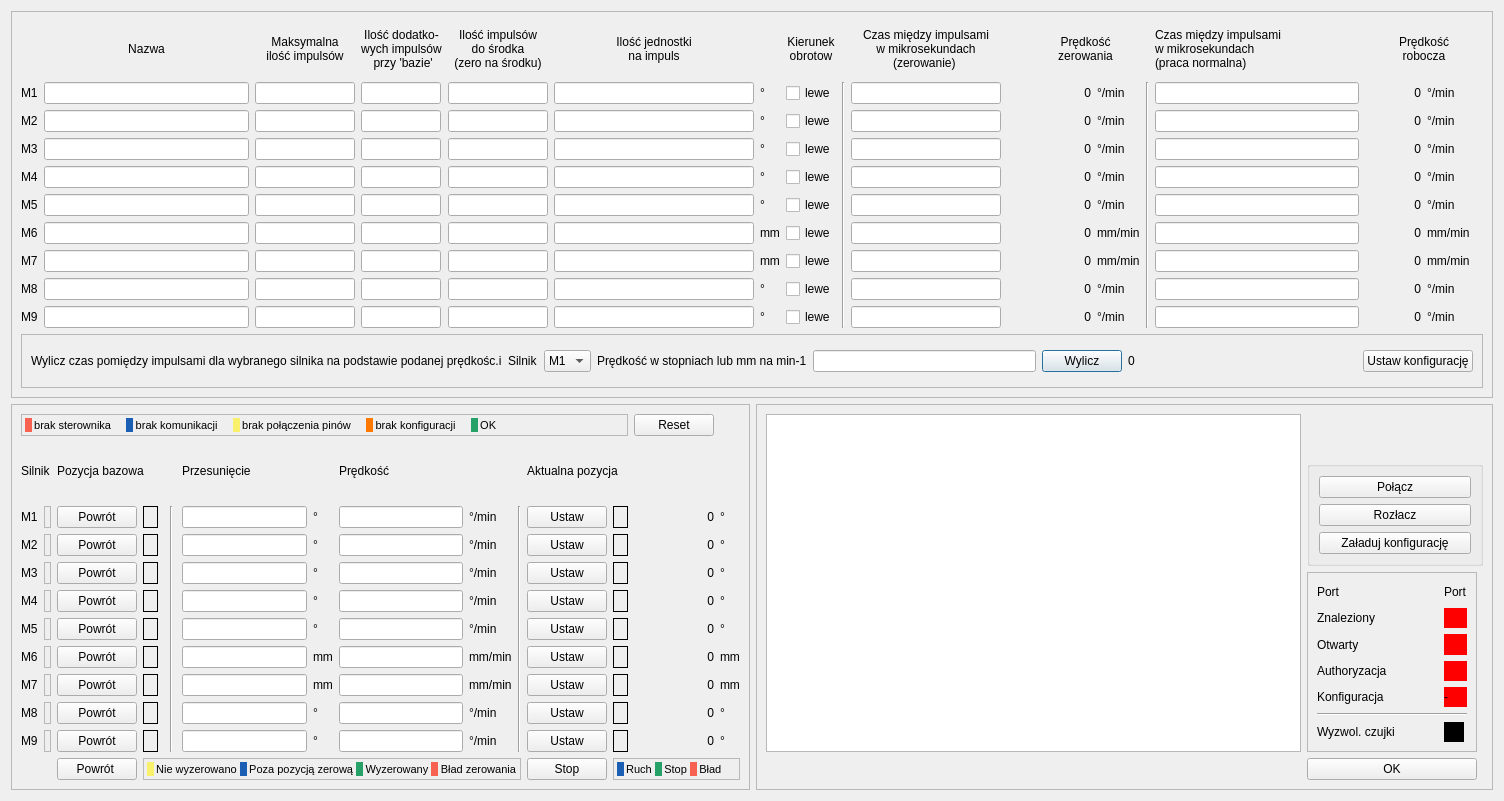
First picture: the form in CzujkiLinioweApp/teststerownikadlg.ui, repository wiacekmarcin/CzujkiLiniowe, before the edit.
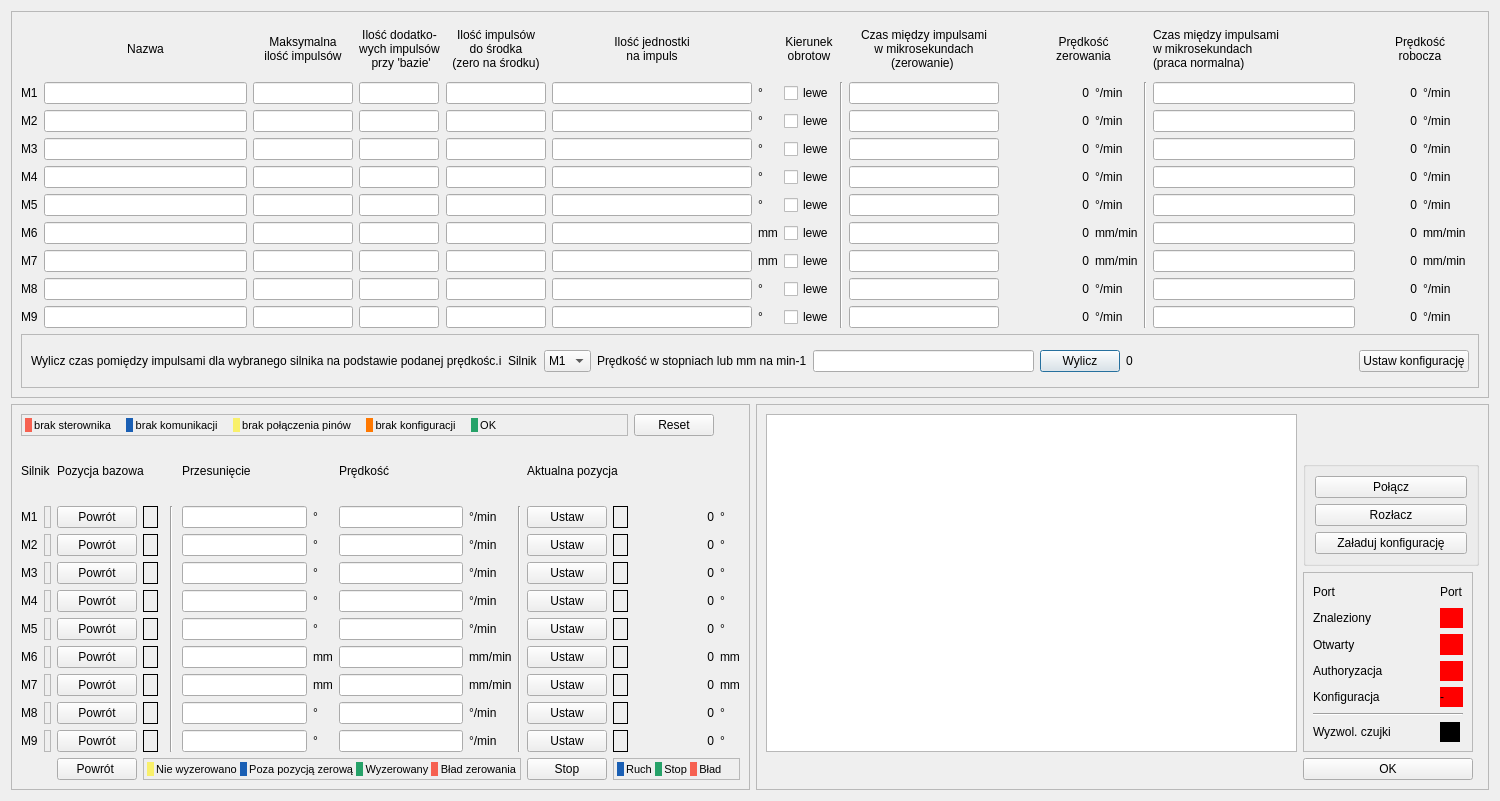
Second picture: the form after the edit.

Patch:
```diff
--- a/CzujkiLinioweApp/teststerownikadlg.ui
+++ b/CzujkiLinioweApp/teststerownikadlg.ui
@@ -6,10 +6,22 @@
    <rect>
     <x>0</x>
     <y>0</y>
-    <width>1504</width>
+    <width>1500</width>
     <height>801</height>
    </rect>
   </property>
+  <property name="minimumSize">
+   <size>
+    <width>1500</width>
+    <height>800</height>
+   </size>
+  </property>
+  <property name="maximumSize">
+   <size>
+    <width>1920</width>
+    <height>1200</height>
+   </size>
+  </property>
   <property name="windowTitle">
    <string>Testowanie Sterownika</string>
   </property>
```
